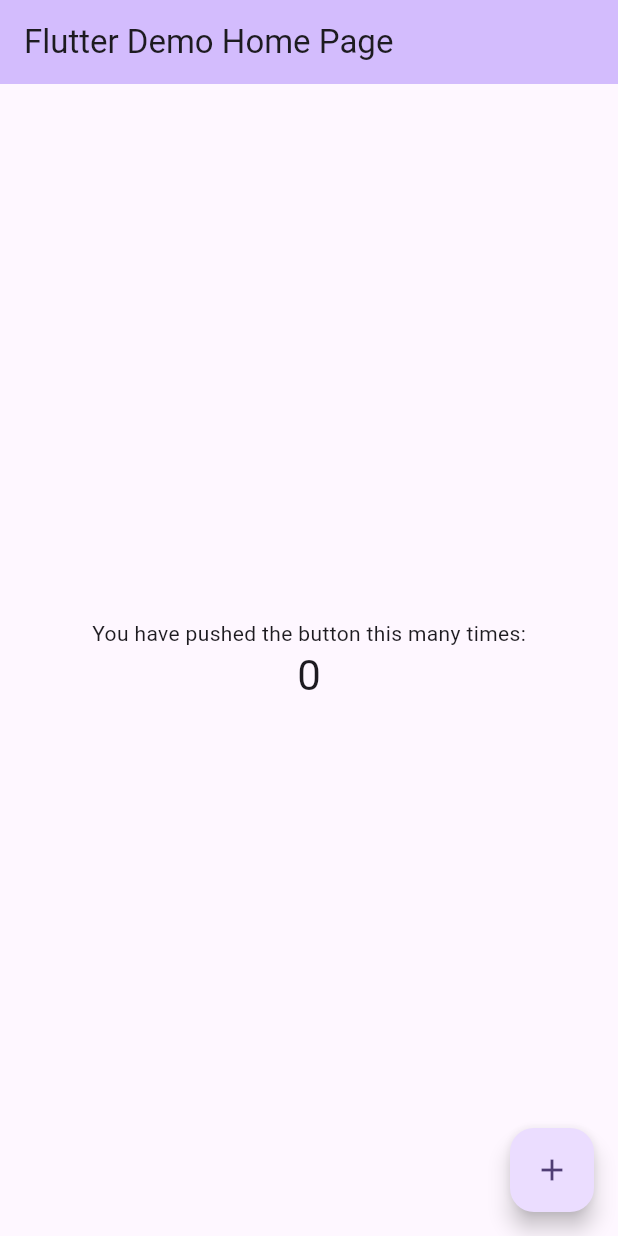
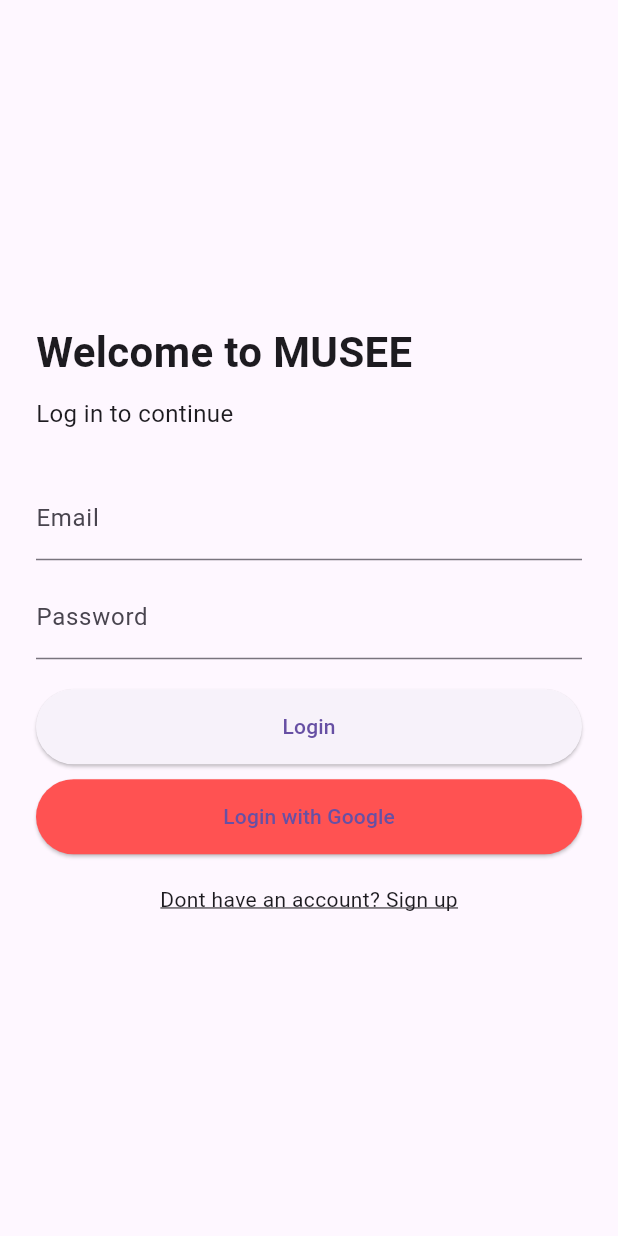
Before and after one commit to sarahsspace/graduation_project, a Flutter app: the screen it shows after launch, on a phone screen of 412 x 824 dp. Run offline on Flutter 3.47's test engine with Material 3 defaults, Android fonts, the phone set to English and light mode, and no system bars.

Commit message:
login ui first draft

```diff
--- a/lib/main.dart
+++ b/lib/main.dart
@@ -1,125 +1,16 @@
 import 'package:flutter/material.dart';
+import 'views/auth/login_screen.dart';
 
 void main() {
-  runApp(const MyApp());
+  runApp(MyApp());
 }
 
 class MyApp extends StatelessWidget {
-  const MyApp({super.key});
-
-  // This widget is the root of your application.
   @override
   Widget build(BuildContext context) {
     return MaterialApp(
-      title: 'Flutter Demo',
-      theme: ThemeData(
-        // This is the theme of your application.
-        //
-        // TRY THIS: Try running your application with "flutter run". You'll see
-        // the application has a purple toolbar. Then, without quitting the app,
-        // try changing the seedColor in the colorScheme below to Colors.green
-        // and then invoke "hot reload" (save your changes or press the "hot
-        // reload" button in a Flutter-supported IDE, or press "r" if you used
-        // the command line to start the app).
-        //
-        // Notice that the counter didn't reset back to zero; the application
-        // state is not lost during the reload. To reset the state, use hot
-        // restart instead.
-        //
-        // This works for code too, not just values: Most code changes can be
-        // tested with just a hot reload.
-        colorScheme: ColorScheme.fromSeed(seedColor: Colors.deepPurple),
-        useMaterial3: true,
-      ),
-      home: const MyHomePage(title: 'Flutter Demo Home Page'),
+      debugShowCheckedModeBanner: false,
+      home: LoginScreen(),
     );
   }
 }
-
-class MyHomePage extends StatefulWidget {
-  const MyHomePage({super.key, required this.title});
-
-  // This widget is the home page of your application. It is stateful, meaning
-  // that it has a State object (defined below) that contains fields that affect
-  // how it looks.
-
-  // This class is the configuration for the state. It holds the values (in this
-  // case the title) provided by the parent (in this case the App widget) and
-  // used by the build method of the State. Fields in a Widget subclass are
-  // always marked "final".
-
-  final String title;
-
-  @override
-  State<MyHomePage> createState() => _MyHomePageState();
-}
-
-class _MyHomePageState extends State<MyHomePage> {
-  int _counter = 0;
-
-  void _incrementCounter() {
-    setState(() {
-      // This call to setState tells the Flutter framework that something has
-      // changed in this State, which causes it to rerun the build method below
-      // so that the display can reflect the updated values. If we changed
-      // _counter without calling setState(), then the build method would not be
-      // called again, and so nothing would appear to happen.
-      _counter++;
-    });
-  }
-
-  @override
-  Widget build(BuildContext context) {
-    // This method is rerun every time setState is called, for instance as done
-    // by the _incrementCounter method above.
-    //
-    // The Flutter framework has been optimized to make rerunning build methods
-    // fast, so that you can just rebuild anything that needs updating rather
-    // than having to individually change instances of widgets.
-    return Scaffold(
-      appBar: AppBar(
-        // TRY THIS: Try changing the color here to a specific color (to
-        // Colors.amber, perhaps?) and trigger a hot reload to see the AppBar
-        // change color while the other colors stay the same.
-        backgroundColor: Theme.of(context).colorScheme.inversePrimary,
-        // Here we take the value from the MyHomePage object that was created by
-        // the App.build method, and use it to set our appbar title.
-        title: Text(widget.title),
-      ),
-      body: Center(
-        // Center is a layout widget. It takes a single child and positions it
-        // in the middle of the parent.
-        child: Column(
-          // Column is also a layout widget. It takes a list of children and
-          // arranges them vertically. By default, it sizes itself to fit its
-          // children horizontally, and tries to be as tall as its parent.
-          //
-          // Column has various properties to control how it sizes itself and
-          // how it positions its children. Here we use mainAxisAlignment to
-          // center the children vertically; the main axis here is the vertical
-          // axis because Columns are vertical (the cross axis would be
-          // horizontal).
-          //
-          // TRY THIS: Invoke "debug painting" (choose the "Toggle Debug Paint"
-          // action in the IDE, or press "p" in the console), to see the
-          // wireframe for each widget.
-          mainAxisAlignment: MainAxisAlignment.center,
-          children: <Widget>[
-            const Text(
-              'You have pushed the button this many times:',
-            ),
-            Text(
-              '$_counter',
-              style: Theme.of(context).textTheme.headlineMedium,
-            ),
-          ],
-        ),
-      ),
-      floatingActionButton: FloatingActionButton(
-        onPressed: _incrementCounter,
-        tooltip: 'Increment',
-        child: const Icon(Icons.add),
-      ), // This trailing comma makes auto-formatting nicer for build methods.
-    );
-  }
-}
--- /dev/null
+++ b/lib/views/auth/login_screen.dart
@@ -0,0 +1,82 @@
+import 'package:flutter/material.dart';
+
+class LoginScreen extends StatefulWidget {
+  @override
+  _LoginScreenState createState() => _LoginScreenState();
+}
+
+class _LoginScreenState extends State<LoginScreen> {
+  final TextEditingController _emailController = TextEditingController();
+  final TextEditingController _passwordController = TextEditingController();
+
+  @override
+  Widget build(BuildContext context) {
+    return Scaffold(
+      body: Padding(
+        padding: EdgeInsets.symmetric(horizontal: 24),
+        child: Column(
+          mainAxisAlignment: MainAxisAlignment.center,
+          crossAxisAlignment: CrossAxisAlignment.start,
+          children: [
+            Text("Welcome to MUSEE",
+            style: TextStyle(fontSize:28, fontWeight: FontWeight.bold),
+            ),
+            SizedBox(height: 10),
+            Text("Log in to continue", style: TextStyle(fontSize:16)),
+            SizedBox(height: 30),
+
+            //email input
+            TextField(
+              controller: _emailController,
+              decoration: InputDecoration(labelText: "Email"),
+              keyboardType: TextInputType.emailAddress,
+            ),
+            SizedBox(height: 10),
+
+            //password input
+            TextField(
+              controller: _passwordController,
+              decoration: InputDecoration(labelText: "Password"),
+              obscureText: true,
+            ),
+            SizedBox(height: 20),
+
+            // login btn
+            ElevatedButton(
+              onPressed:(){},
+              child: Text("Login"),
+              style: ElevatedButton.styleFrom(
+                minimumSize: Size(double.infinity, 50),
+              ),
+            ),
+            SizedBox(height: 10),
+
+            //google sign in btn placeholder now
+            ElevatedButton(
+              onPressed:(){},
+              child: Text("Login with Google"),
+              style: ElevatedButton.styleFrom(
+                minimumSize: Size(double.infinity, 50),
+                backgroundColor: Colors.redAccent,
+              ),
+            ),
+            SizedBox(height:20),
+
+            //sign up link
+            Center(
+              child: GestureDetector(
+                onTap:() {},
+                child: Text(
+                  "Dont have an account? Sign up",
+                  style: TextStyle(
+                    decoration: TextDecoration.underline,
+                  ),
+                ),
+              ),
+            ),
+          ],
+        ),
+        ),
+    );
+  }
+}
```
Also changed, not shown: lib/views/auth/signup_screen.dart (added).
